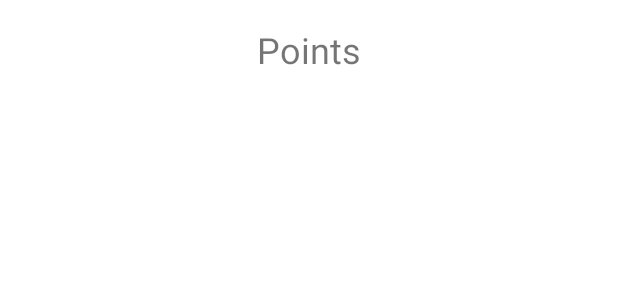
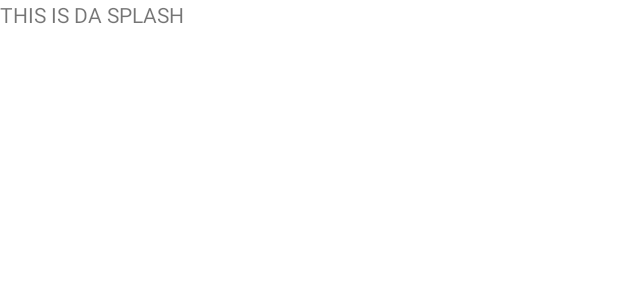
Before and after one commit to magnuen2k/PGR208-Exam, an Android app: the layout activity_main.xml on its own in the app's theme, with its tools: preview values and no code run, on a phone screen of 412 x 824 dp. Shown: the top 300 px of the screen. Run offline under Robolectric (Android 15) with nearby library versions, the phone set to English and light mode, and no system bars.

Commit message:
add logic for splash screen

```diff
--- a/app/src/main/AndroidManifest.xml
+++ b/app/src/main/AndroidManifest.xml
@@ -12,7 +12,8 @@
         android:roundIcon="@mipmap/ic_launcher_round"
         android:supportsRtl="true"
         android:theme="@style/Theme.Pgr208exam">
-        <activity android:name=".activities.TransactionActivity"></activity>
+        <activity android:name=".activities.HomeActivity"></activity>
+        <activity android:name=".activities.TransactionActivity" />
         <activity android:name=".MainActivity">
             <intent-filter>
                 <action android:name="android.intent.action.MAIN" />
--- a/app/src/main/java/no/kristiania/pgr208_exam/viewmodels/OverviewViewModel.kt
+++ b/app/src/main/java/no/kristiania/pgr208_exam/viewmodels/OverviewViewModel.kt
@@ -27,7 +27,7 @@ class OverviewViewModel : ViewModel(){
 
     fun getAssetOverview() {
         viewModelScope.launch(Dispatchers.IO + exceptionHandler) {
-            delay(3000)
+            // Delay?
             val ccOverviewItems = coinCapService.getAssetOverview()
             _allCcAssets.postValue(ccOverviewItems);
         }
--- a/app/src/main/res/layout/activity_main.xml
+++ b/app/src/main/res/layout/activity_main.xml
@@ -6,39 +6,12 @@
     android:layout_height="match_parent"
     tools:context=".MainActivity">
 
-    <TextView
-        android:id="@+id/farm_tittle_text"
-        android:layout_width="match_parent"
-        android:layout_height="66dp"
-        android:background="@color/white"
-        android:gravity="bottom"
-        android:padding="16dp"
-        android:textColor="@color/white"
-        android:textSize="24sp"
-        android:textStyle="bold"
-        app:layout_constraintEnd_toEndOf="parent"
-        app:layout_constraintStart_toStartOf="parent"
-        app:layout_constraintTop_toTopOf="parent" />
-
-    <FrameLayout
-        android:id="@+id/fragment_container"
-        android:layout_width="match_parent"
-        android:layout_height="0dp"
-        app:layout_constraintBottom_toBottomOf="parent"
-        app:layout_constraintTop_toBottomOf="@+id/farm_tittle_text">
-
-    </FrameLayout>
 
     <TextView
-        android:id="@+id/points"
+        android:id="@+id/textView"
         android:layout_width="wrap_content"
         android:layout_height="wrap_content"
-        android:text="Points"
-        android:textSize="24sp"
-        app:layout_constraintBottom_toBottomOf="@+id/farm_tittle_text"
-        app:layout_constraintEnd_toEndOf="parent"
-        app:layout_constraintStart_toStartOf="@+id/farm_tittle_text"
-        app:layout_constraintTop_toTopOf="@+id/farm_tittle_text" />
-
-
+        android:text="THIS IS DA SPLASH"
+        tools:layout_editor_absoluteX="158dp"
+        tools:layout_editor_absoluteY="206dp" />
 </androidx.constraintlayout.widget.ConstraintLayout>
--- a/app/src/main/res/values-night/themes.xml
+++ b/app/src/main/res/values-night/themes.xml
@@ -1,6 +1,6 @@
 <resources xmlns:tools="http://schemas.android.com/tools">
     <!-- Base application theme. -->
-    <style name="Theme.Pgr208exam" parent="Theme.MaterialComponents.DayNight.DarkActionBar">
+    <style name="Theme.Pgr208exam" parent="Theme.MaterialComponents.DayNight.NoActionBar">
         <!-- Primary brand color. -->
         <item name="colorPrimary">@color/purple_200</item>
         <item name="colorPrimaryVariant">@color/purple_700</item>
--- a/app/src/main/res/values/themes.xml
+++ b/app/src/main/res/values/themes.xml
@@ -1,6 +1,6 @@
 <resources xmlns:tools="http://schemas.android.com/tools">
     <!-- Base application theme. -->
-    <style name="Theme.Pgr208exam" parent="Theme.MaterialComponents.DayNight.DarkActionBar">
+    <style name="Theme.Pgr208exam" parent="Theme.MaterialComponents.DayNight.NoActionBar">
         <!-- Primary brand color. -->
         <item name="colorPrimary">@color/purple_500</item>
         <item name="colorPrimaryVariant">@color/purple_700</item>
```
Also changed, not shown: app/src/main/java/no/kristiania/pgr208_exam/MainActivity.kt (+9 -28 lines), app/src/main/java/no/kristiania/pgr208_exam/activities/HomeActivity.kt (added, +56 -0 lines), app/src/main/res/layout/activity_home.xml (added, +44 -0 lines).
